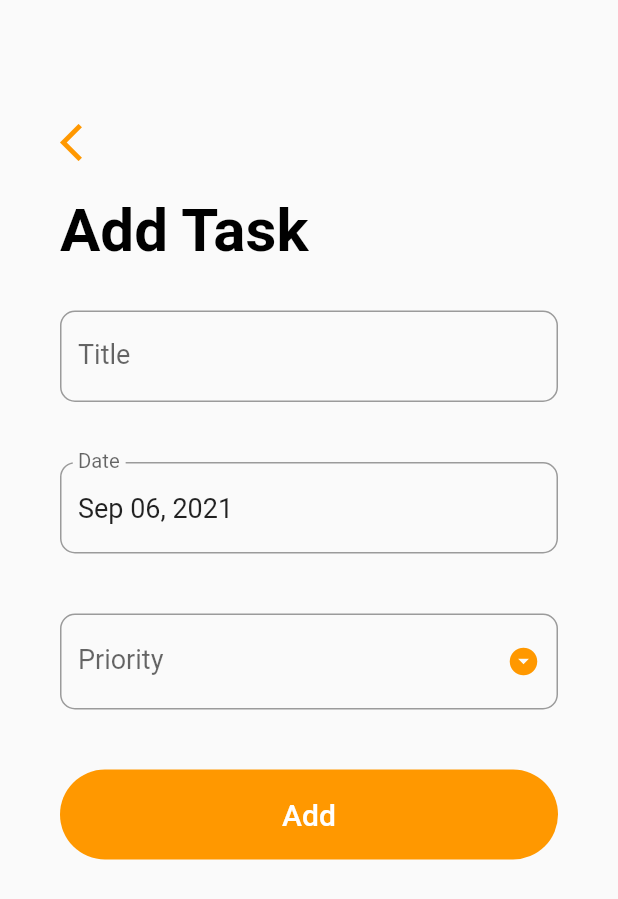
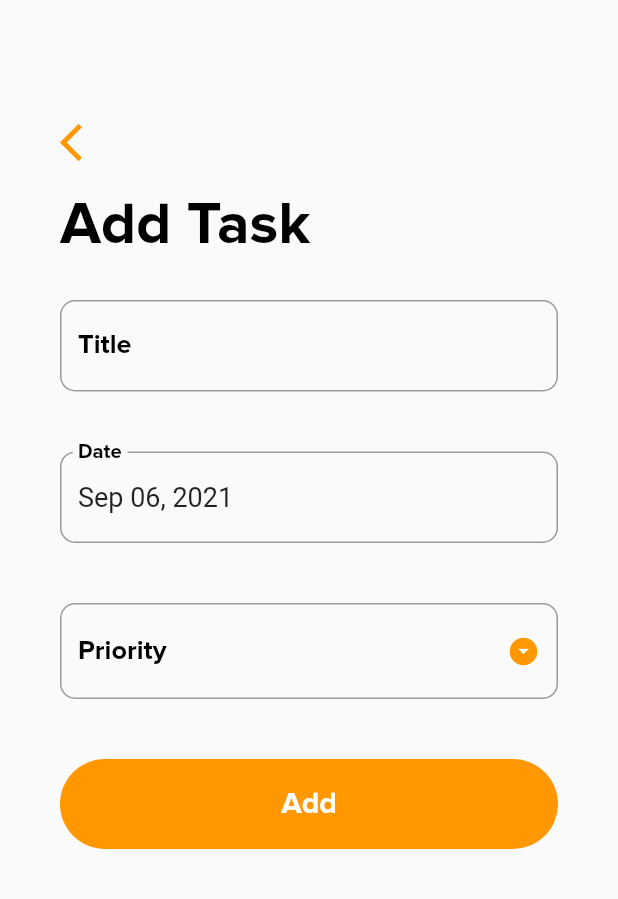
Before and after one commit to krishnaclouds/TaskIt, a Flutter app: the AddTaskScreen screen opened directly, on a phone screen of 412 x 824 dp. Shown: the top 899 px of the screen. Run offline on Flutter 3.47's test engine with Material 2 defaults, Android fonts, the light colour scheme and no system bars; our stand-ins replace sqflite; accounts and stored records are empty.

Commit message:
added font proxima nova

```diff
--- a/lib/main.dart
+++ b/lib/main.dart
@@ -16,7 +16,7 @@ class MyApp extends StatelessWidget {
       theme: ThemeData(
         primarySwatch: Colors.orange,
       ),
-      home: Auth(),
+      home: TodoListScreen(),
     );
   }
 }
--- a/lib/screens/add_task_screen.dart
+++ b/lib/screens/add_task_screen.dart
@@ -108,9 +108,10 @@ class _AddTaskScreenState extends State<AddTaskScreen> {
                 Text(
                   widget.task == null ? 'Add Task' : 'Update Task',
                   style: TextStyle(
+                      fontFamily: 'ProximaNova',
                       color: Colors.black,
-                      fontSize: 40.0,
-                      fontWeight: FontWeight.bold),
+                      fontWeight: FontWeight.w800,
+                      fontSize: 40.0),
                 ),
                 SizedBox(
                   height: 10.0,
@@ -125,7 +126,12 @@ class _AddTaskScreenState extends State<AddTaskScreen> {
                           style: TextStyle(fontSize: 18),
                           decoration: InputDecoration(
                               labelText: 'Title',
-                              labelStyle: TextStyle(fontSize: 18),
+                              labelStyle: TextStyle(
+                                fontSize: 18,
+                                fontFamily: 'ProximaNova',
+                                color: Colors.black,
+                                fontWeight: FontWeight.w800,
+                              ),
                               border: OutlineInputBorder(
                                   borderRadius: BorderRadius.circular(10.0))),
                           validator: (input) => input!.trim().isEmpty
@@ -144,7 +150,12 @@ class _AddTaskScreenState extends State<AddTaskScreen> {
                           onTap: _handleDatePicker,
                           decoration: InputDecoration(
                               labelText: 'Date',
-                              labelStyle: TextStyle(fontSize: 18),
+                              labelStyle: TextStyle(
+                                fontSize: 18,
+                                fontFamily: 'ProximaNova',
+                                color: Colors.black,
+                                fontWeight: FontWeight.w800,
+                              ),
                               border: OutlineInputBorder(
                                   borderRadius: BorderRadius.circular(10.0))),
                         ),
@@ -159,12 +170,18 @@ class _AddTaskScreenState extends State<AddTaskScreen> {
                           style: TextStyle(fontSize: 18),
                           decoration: InputDecoration(
                               labelText: 'Priority',
-                              labelStyle: TextStyle(fontSize: 18),
+                              labelStyle: TextStyle(
+                                fontSize: 18,
+                                fontFamily: 'ProximaNova',
+                                color: Colors.black,
+                                fontWeight: FontWeight.w800,
+                              ),
                               border: OutlineInputBorder(
                                   borderRadius: BorderRadius.circular(10.0))),
-                          validator: (dynamic input) => input.toString().trim().isEmpty
-                              ? 'Please Select a Priority Level'
-                              : null,
+                          validator: (dynamic input) =>
+                              input.toString().trim().isEmpty
+                                  ? 'Please Select a Priority Level'
+                                  : null,
                           // onSaved: (input) => _priority = input.toString(),
                           items: _priorities.map((String priority) {
                             return DropdownMenuItem(
@@ -172,7 +189,10 @@ class _AddTaskScreenState extends State<AddTaskScreen> {
                                 child: new Text(
                                   priority,
                                   style: TextStyle(
-                                      color: Colors.black, fontSize: 18.0),
+                                      fontFamily: 'ProximaNova',
+                                      color: Colors.black,
+                                      fontWeight: FontWeight.w800,
+                                      fontSize: 18.0),
                                 ));
                           }).toList(),
                           onChanged: (dynamic newValue) {
@@ -195,8 +215,12 @@ class _AddTaskScreenState extends State<AddTaskScreen> {
                           onPressed: _submit,
                           child: Text(
                             widget.task == null ? 'Add' : 'Update',
-                            style:
-                                TextStyle(color: Colors.white, fontSize: 20.0),
+                            style: TextStyle(
+                              color: Colors.white,
+                              fontSize: 20.0,
+                              fontFamily: 'ProximaNova',
+                              fontWeight: FontWeight.w800,
+                            ),
                           ),
                         ),
                       ),
@@ -213,7 +237,11 @@ class _AddTaskScreenState extends State<AddTaskScreen> {
                                 child: Text(
                                   'Delete',
                                   style: TextStyle(
-                                      color: Colors.white, fontSize: 20.0),
+                                    color: Colors.white,
+                                    fontSize: 20.0,
+                                    fontFamily: 'ProximaNova',
+                                    fontWeight: FontWeight.w800,
+                                  ),
                                 ),
                               ),
                             )
```
Also changed, not shown: lib/screens/login_screen.dart (+24 -6 lines), lib/screens/todo_list_screen.dart (+18 -13 lines), pubspec.yaml (+11 -5 lines), assets/fonts/Proxima-Nova-Bold.otf (added), assets/fonts/Proxima-Nova-Regular.ttf (added), pubspec.lock.
